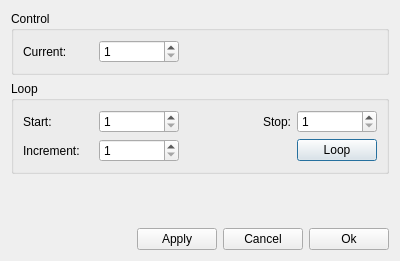
First picture: the form in ElmerGUI/vtkpost/timestep.ui, repository tehnick/elmerfem, before the edit.
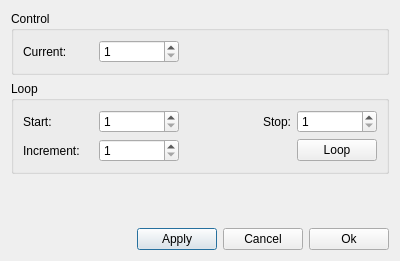
Second picture: the form after the edit. Icons and pictures are not drawn.

Commit message: ElmerGUI: Updated time step control for postprocessor

```diff
--- a/ElmerGUI/vtkpost/timestep.ui
+++ b/ElmerGUI/vtkpost/timestep.ui
@@ -177,6 +177,9 @@
           <property name="text" >
            <string>Loop</string>
           </property>
+          <property name="autoDefault" >
+           <bool>true</bool>
+          </property>
          </widget>
         </item>
         <item row="0" column="2" >
@@ -230,6 +233,9 @@
        <property name="text" >
         <string>Apply</string>
        </property>
+       <property name="default" >
+        <bool>true</bool>
+       </property>
       </widget>
      </item>
      <item>
```
Left out of the diff: 5 changed lines with no effect on the pictures. The commit also changes 1 other file.
